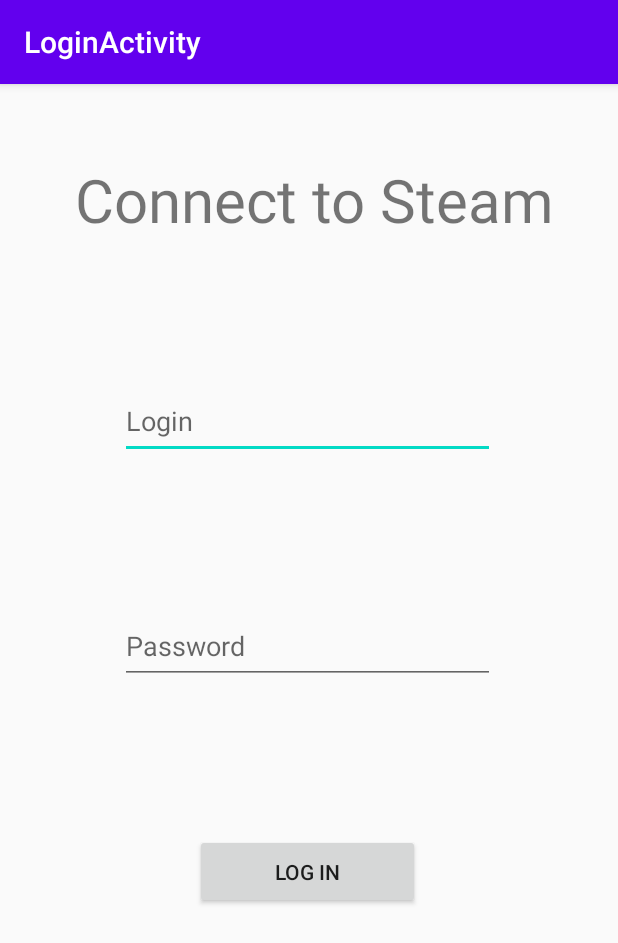
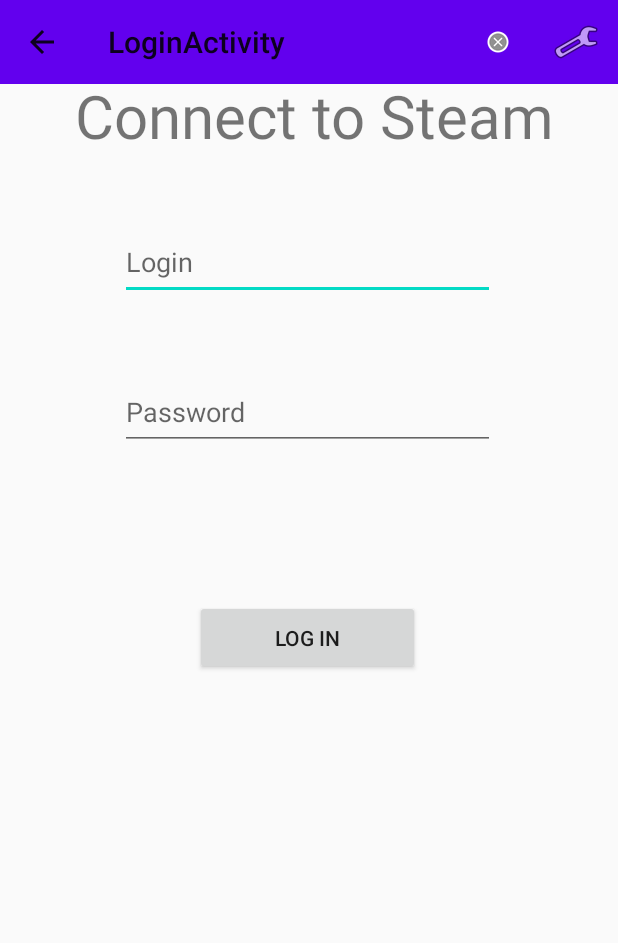
Before and after one commit to Kokumi1/p11, an Android app: the LoginActivity screen opened directly, with no data from a screen before it, on a phone screen of 412 x 824 dp. Shown: the top 943 px of the screen. Run offline under Robolectric (Android 15) with nearby library versions, the phone set to English and light mode, and no system bars.

Commit message:
add Toolbar for all activities

```diff
--- a/app/src/main/java/com/debruyckere/florian/steamnews/view/LoginActivity.kt
+++ b/app/src/main/java/com/debruyckere/florian/steamnews/view/LoginActivity.kt
@@ -1,6 +1,9 @@
 package com.debruyckere.florian.steamnews.view
 
+import android.content.Intent
 import android.os.Bundle
+import android.view.Menu
+import android.view.MenuItem
 import android.widget.Button
 import android.widget.TextView
 import androidx.appcompat.app.AppCompatActivity
@@ -17,6 +20,9 @@ class LoginActivity: AppCompatActivity() {
         super.onCreate(savedInstanceState)
         setContentView(R.layout.activity_login)
 
+        setSupportActionBar(findViewById(R.id.login_toolbar))
+        supportActionBar?.setDisplayHomeAsUpEnabled(true)
+
         userText = findViewById(R.id.login_username_edit)
         validButton = findViewById(R.id.login_validation_button)
         passwordText = findViewById(R.id.login_password_edit)
@@ -29,4 +35,34 @@ class LoginActivity: AppCompatActivity() {
         }
 
     }
+
+    override fun onCreateOptionsMenu(menu: Menu?): Boolean {
+        menuInflater.inflate(R.menu.toolbar_menu,menu)
+        return super.onCreateOptionsMenu(menu)
+    }
+
+    override fun onOptionsItemSelected(item: MenuItem): Boolean =
+
+        when (item.itemId){
+
+            R.id.toolbar_login -> {
+                val loginIntent = Intent(this, LoginActivity::class.java)
+                startActivity(loginIntent)
+                true
+            }
+
+            R.id.toolbar_config-> {
+                val configIntent = Intent(this, ConfigActivity::class.java)
+                startActivity(configIntent)
+                true
+            }
+            android.R.id.home-> {
+                val homeIntent = Intent(this, MainActivity::class.java)
+                startActivity(homeIntent)
+                true
+            }
+
+            else-> super.onOptionsItemSelected(item)
+        }
+
 }
--- a/app/src/main/res/layout/activity_login.xml
+++ b/app/src/main/res/layout/activity_login.xml
@@ -5,6 +5,13 @@
     android:layout_width="match_parent"
     android:layout_height="match_parent"
     tools:context=".view.LoginActivity">
+
+    <androidx.appcompat.widget.Toolbar
+        android:id="@+id/login_toolbar"
+        android:layout_width="match_parent"
+        android:layout_height="?actionBarSize"
+        android:background="@color/colorPrimary"
+        android:theme="@style/ThemeOverlay.AppCompat.ActionBar"/>
 
     <TextView
         android:id="@+id/login_title_text"
@@ -21,7 +28,7 @@
         android:layout_width="250dp"
         android:layout_height="50dp"
         android:layout_alignTop="@id/login_title_text"
-        android:layout_marginTop="150dp"
+        android:layout_marginTop="100dp"
         android:layout_marginStart="80dp"
         android:autofillHints="login"
         android:hint="@string/login_login"
@@ -32,7 +39,7 @@
         android:layout_width="250dp"
         android:layout_height="50dp"
         android:layout_alignTop="@id/login_username_edit"
-        android:layout_marginTop="150dp"
+        android:layout_marginTop="100dp"
         android:layout_marginStart="80dp"
         android:autofillHints="password"
         android:hint="@string/login_password"
--- a/app/src/main/res/layout/activity_tab.xml
+++ b/app/src/main/res/layout/activity_tab.xml
@@ -8,6 +8,12 @@
     tools:context=".view.TabActivity">
 
 
+    <androidx.appcompat.widget.Toolbar
+        android:id="@+id/tab_toolbar"
+        android:layout_width="match_parent"
+        android:layout_height="?actionBarSize"
+        android:background="@color/colorPrimary"
+        android:theme="@style/ThemeOverlay.AppCompat.ActionBar"/>
 
     <androidx.viewpager.widget.ViewPager
         android:id="@+id/tab_viewpager"
--- /dev/null
+++ b/app/src/main/res/menu/toolbar_menu.xml
@@ -0,0 +1,19 @@
+<?xml version="1.0" encoding="utf-8"?>
+<menu xmlns:android="http://schemas.android.com/apk/res/android"
+    xmlns:app="http://schemas.android.com/apk/res-auto">
+
+    <item
+        android:id="@+id/toolbar_login"
+        android:title="@string/toolbar_login"
+        android:icon="@android:drawable/presence_offline"
+        app:showAsAction="ifRoom"
+        />
+
+    <item
+        android:id="@+id/toolbar_config"
+        android:title="@string/toolbar_config"
+        android:icon="@android:drawable/ic_menu_preferences"
+        app:showAsAction="ifRoom"
+        />
+
+</menu>
--- a/app/src/main/res/values/strings.xml
+++ b/app/src/main/res/values/strings.xml
@@ -20,4 +20,7 @@
 
     <string name="tab_news">News</string>
     <string name="tab_comment">Comment</string>
+
+    <string name="toolbar_config">Configuration</string>
+    <string name="toolbar_login">Login</string>
 </resources>
--- a/app/src/main/res/values/styles.xml
+++ b/app/src/main/res/values/styles.xml
@@ -5,6 +5,8 @@
         <item name="colorPrimary">@color/colorPrimary</item>
         <item name="colorPrimaryDark">@color/colorPrimaryDark</item>
         <item name="colorAccent">@color/colorAccent</item>
+        <item name="windowActionBar">false</item>
+        <item name="windowNoTitle">true</item>
     </style>
 
 </resources>
```
Also changed, not shown: app/src/main/java/com/debruyckere/florian/steamnews/view/ConfigActivity.kt (+36 -0 lines), app/src/main/java/com/debruyckere/florian/steamnews/view/MainActivity.kt (+30 -4 lines), app/src/main/java/com/debruyckere/florian/steamnews/view/TabActivity.kt (+37 -2 lines), app/src/main/res/layout/activity_config.xml (+10 -2 lines), app/src/main/res/layout/activity_main.xml (+9 -0 lines).
